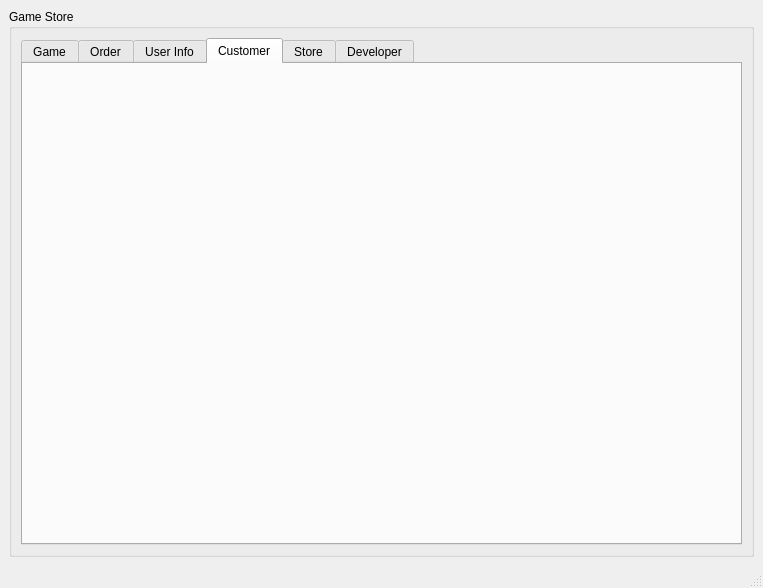
This is a.ui in XiaoshuaiGeng/Gameshop-GSMS as Qt 5 draws it before an edit. The edited form follows.
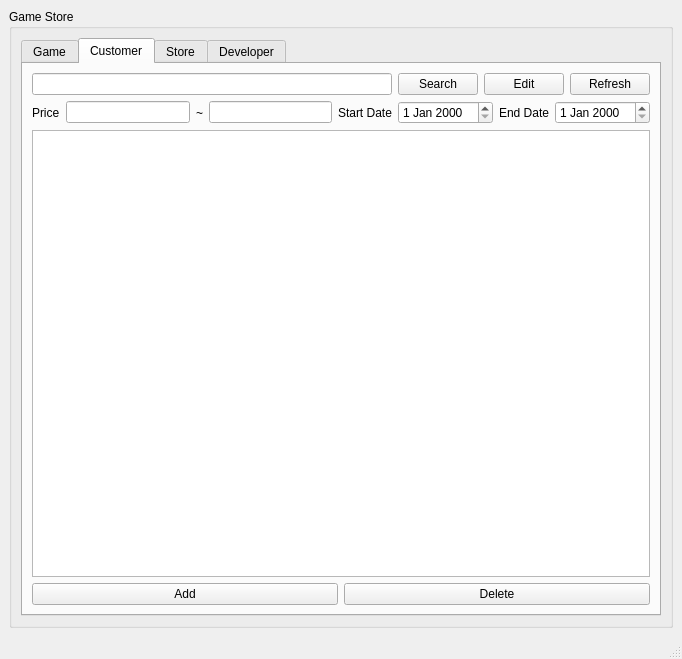
This is the edited form. The open tabs and pages were chosen to show the change.

```diff
--- a/a.ui
+++ b/a.ui
@@ -6,16 +6,16 @@
    <rect>
     <x>0</x>
     <y>0</y>
-    <width>763</width>
-    <height>588</height>
+    <width>682</width>
+    <height>659</height>
    </rect>
   </property>
   <property name="windowTitle">
    <string>MainWindow</string>
   </property>
   <widget class="QWidget" name="centralwidget">
-   <layout class="QGridLayout" name="gridLayout_3">
-    <item row="0" column="0">
+   <layout class="QVBoxLayout" name="verticalLayout_9">
+    <item>
      <widget class="QSplitter" name="splitter">
       <property name="orientation">
        <enum>Qt::Horizontal</enum>
@@ -29,7 +29,7 @@
           </property>
           <layout class="QGridLayout" name="gridLayout">
            <item row="1" column="0">
-            <layout class="QHBoxLayout" name="horizontalLayout_2">
+            <layout class="QVBoxLayout" name="verticalLayout_12">
              <item>
               <widget class="QTabWidget" name="Table">
                <property name="currentIndex">
@@ -150,122 +150,131 @@
                  </item>
                 </layout>
                </widget>
-               <widget class="QWidget" name="tab_2">
-                <attribute name="title">
-                 <string>Order</string>
-                </attribute>
-                <layout class="QVBoxLayout" name="verticalLayout_5">
-                 <item>
-                  <layout class="QHBoxLayout" name="horizontalLayout_5">
-                   <item>
-                    <widget class="QLineEdit" name="searchBox2"/>
-                   </item>
-                   <item>
-                    <widget class="QPushButton" name="search2">
-                     <property name="text">
-                      <string>Search</string>
-                     </property>
-                    </widget>
-                   </item>
-                   <item>
-                    <widget class="QPushButton" name="Edit2">
-                     <property name="text">
-                      <string>Edit</string>
-                     </property>
-                    </widget>
-                   </item>
-                  </layout>
-                 </item>
-                 <item>
-                  <widget class="QTableWidget" name="tableOrder">
-                   <property name="sizePolicy">
-                    <sizepolicy hsizetype="Expanding" vsizetype="Expanding">
-                     <horstretch>0</horstretch>
-                     <verstretch>4</verstretch>
-                    </sizepolicy>
-                   </property>
-                  </widget>
-                 </item>
-                 <item>
-                  <layout class="QHBoxLayout" name="horizontalLayout_8">
-                   <item>
-                    <widget class="QPushButton" name="add2">
-                     <property name="text">
-                      <string>Add</string>
-                     </property>
-                    </widget>
-                   </item>
-                   <item>
-                    <widget class="QPushButton" name="delete2">
-                     <property name="text">
-                      <string>Delete</string>
-                     </property>
-                    </widget>
-                   </item>
-                  </layout>
-                 </item>
-                </layout>
-               </widget>
-               <widget class="QWidget" name="tab_3">
-                <attribute name="title">
-                 <string>User Info</string>
-                </attribute>
-                <layout class="QVBoxLayout" name="verticalLayout_6">
-                 <item>
-                  <layout class="QHBoxLayout" name="horizontalLayout_6">
-                   <item>
-                    <widget class="QLineEdit" name="searchBox3"/>
-                   </item>
-                   <item>
-                    <widget class="QPushButton" name="search3">
-                     <property name="text">
-                      <string>Search</string>
-                     </property>
-                    </widget>
-                   </item>
-                   <item>
-                    <widget class="QPushButton" name="Edit3">
-                     <property name="text">
-                      <string>Edit</string>
-                     </property>
-                    </widget>
-                   </item>
-                  </layout>
-                 </item>
-                 <item>
-                  <widget class="QTableWidget" name="tableUser">
-                   <property name="sizePolicy">
-                    <sizepolicy hsizetype="Expanding" vsizetype="Expanding">
-                     <horstretch>0</horstretch>
-                     <verstretch>4</verstretch>
-                    </sizepolicy>
-                   </property>
-                  </widget>
-                 </item>
-                 <item>
-                  <layout class="QHBoxLayout" name="horizontalLayout_7">
-                   <item>
-                    <widget class="QPushButton" name="add3">
-                     <property name="text">
-                      <string>Add</string>
-                     </property>
-                    </widget>
-                   </item>
-                   <item>
-                    <widget class="QPushButton" name="delete3">
-                     <property name="text">
-                      <string>Delete</string>
-                     </property>
-                    </widget>
-                   </item>
-                  </layout>
-                 </item>
-                </layout>
-               </widget>
                <widget class="QWidget" name="tab_4">
                 <attribute name="title">
                  <string>Customer</string>
                 </attribute>
+                <layout class="QVBoxLayout" name="verticalLayout_10">
+                 <item>
+                  <layout class="QVBoxLayout" name="verticalLayout">
+                   <item>
+                    <layout class="QHBoxLayout" name="horizontalLayout_19">
+                     <item>
+                      <widget class="QLineEdit" name="searchBox1_4"/>
+                     </item>
+                     <item>
+                      <widget class="QPushButton" name="search1_4">
+                       <property name="text">
+                        <string>Search</string>
+                       </property>
+                      </widget>
+                     </item>
+                     <item>
+                      <widget class="QPushButton" name="Edit1_4">
+                       <property name="text">
+                        <string>Edit</string>
+                       </property>
+                      </widget>
+                     </item>
+                     <item>
+                      <widget class="QPushButton" name="RefreshBtn_4">
+                       <property name="text">
+                        <string>Refresh</string>
+                       </property>
+                      </widget>
+                     </item>
+                    </layout>
+                   </item>
+                   <item>
+                    <layout class="QHBoxLayout" name="horizontalLayout_20">
+                     <item>
+                      <widget class="QLabel" name="label_17">
+                       <property name="text">
+                        <string>Price</string>
+                       </property>
+                      </widget>
+                     </item>
+                     <item>
+                      <widget class="QLineEdit" name="StartGame_3"/>
+                     </item>
+                     <item>
+                      <widget class="QLabel" name="label_18">
+                       <property name="text">
+                        <string>~</string>
+                       </property>
+                      </widget>
+                     </item>
+                     <item>
+                      <widget class="QLineEdit" name="EndGame_3"/>
+                     </item>
+                     <item>
+                      <widget class="QLabel" name="label_19">
+                       <property name="text">
+                        <string>Start Date</string>
+                       </property>
+                      </widget>
+                     </item>
+                     <item>
+                      <widget class="QDateEdit" name="dateEdit_5"/>
+                     </item>
+                     <item>
+                      <widget class="QLabel" name="label_20">
+                       <property name="text">
+                        <string>End Date</string>
+                       </property>
+                      </widget>
+                     </item>
+                     <item>
+                      <widget class="QDateEdit" name="dateEdit_6"/>
+                     </item>
+                    </layout>
+                   </item>
+                   <item>
+                    <widget class="QTableWidget" name="tableGame_3">
+                     <property name="sizePolicy">
+                      <sizepolicy hsizetype="Expanding" vsizetype="Expanding">
+                       <horstretch>0</horstretch>
+                       <verstretch>4</verstretch>
+                      </sizepolicy>
+                     </property>
+                     <property name="sizeIncrement">
+                      <size>
+                       <width>0</width>
+                       <height>0</height>
+                      </size>
+                     </property>
+                     <property name="baseSize">
+                      <size>
+                       <width>0</width>
+                       <height>0</height>
+                      </size>
+                     </property>
+                     <property name="editTriggers">
+                      <set>QAbstractItemView::NoEditTriggers</set>
+                     </property>
+                    </widget>
+                   </item>
+                   <item>
+                    <layout class="QHBoxLayout" name="horizontalLayout_21">
+                     <item>
+                      <widget class="QPushButton" name="add1_3">
+                       <property name="text">
+                        <string>Add</string>
+                       </property>
+                      </widget>
+                     </item>
+                     <item>
+                      <widget class="QPushButton" name="delete1_3">
+                       <property name="text">
+                        <string>Delete</string>
+                       </property>
+                      </widget>
+                     </item>
+                    </layout>
+                   </item>
+                  </layout>
+                 </item>
+                </layout>
                </widget>
                <widget class="QWidget" name="tab_5">
                 <attribute name="title">
```
Left out of the diff: 135 changed lines with no effect on the pictures.
